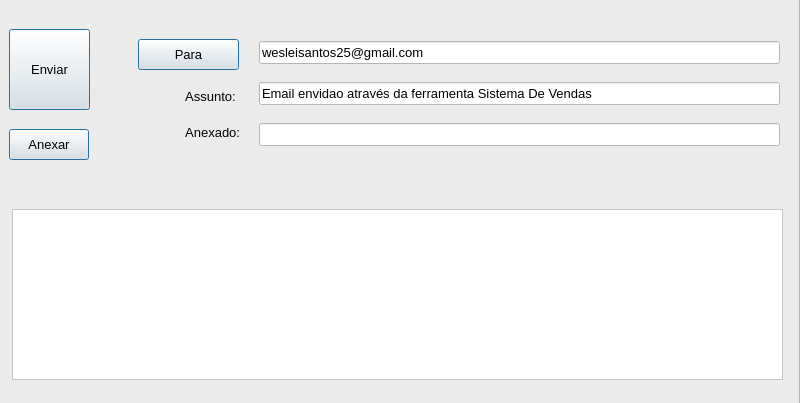
This is Views/TelaDeEmail2.ui in Weslei25/SistemaDeVendas as Qt 5 draws it before an edit. The edited form follows.
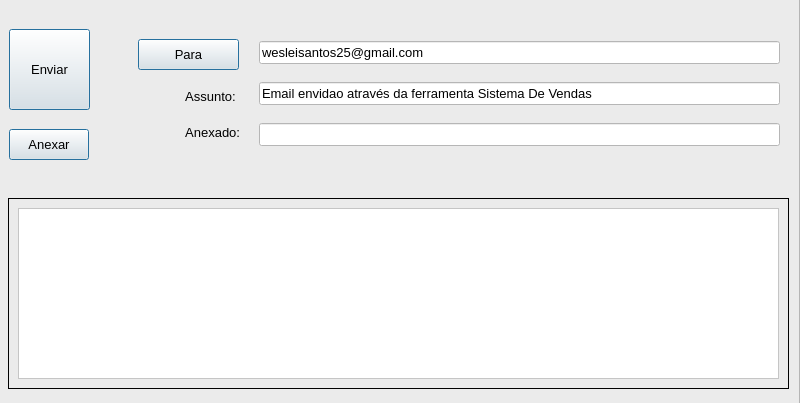
This is the edited form. Icons and pictures are not drawn.

Commit message: Mudando a cor principal do layout para um linear gradiente

```diff
--- a/Views/TelaDeEmail2.ui
+++ b/Views/TelaDeEmail2.ui
@@ -236,12 +236,27 @@
       </item>
      </layout>
     </widget>
+    <widget class="QFrame" name="frame_2">
+     <property name="geometry">
+      <rect>
+       <x>9</x>
+       <y>199</y>
+       <width>781</width>
+       <height>191</height>
+      </rect>
+     </property>
+     <property name="frameShape">
+      <enum>QFrame::Box</enum>
+     </property>
+     <property name="frameShadow">
+      <enum>QFrame::Plain</enum>
+     </property>
     <widget class="QTextEdit" name="textEdit">
      <property name="geometry">
       <rect>
-       <x>13</x>
-       <y>210</y>
-       <width>771</width>
+        <x>10</x>
+        <y>10</y>
+        <width>761</width>
        <height>171</height>
       </rect>
      </property>
@@ -260,6 +275,7 @@
 &lt;/style&gt;&lt;/head&gt;&lt;body style=&quot; font-family:'MS Shell Dlg 2'; font-size:10pt; font-weight:400; font-style:normal;&quot;&gt;
 &lt;p style=&quot;-qt-paragraph-type:empty; margin-top:0px; margin-bottom:0px; margin-left:0px; margin-right:0px; -qt-block-indent:0; text-indent:0px; font-size:8.25pt;&quot;&gt;&lt;br /&gt;&lt;/p&gt;&lt;/body&gt;&lt;/html&gt;</string>
      </property>
+     </widget>
     </widget>
    </widget>
   </widget>
```
Lines whose indentation alone changed are shown as unchanged. The commit also changes 4 other files.
